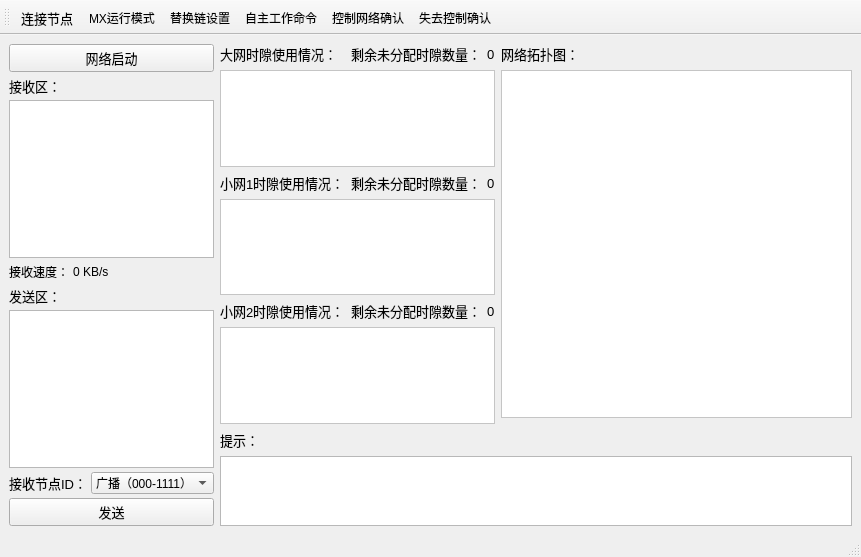
hym20020212/TRCGM_project, file XYnetwork_PC/mainwindow.ui: the form before one commit.
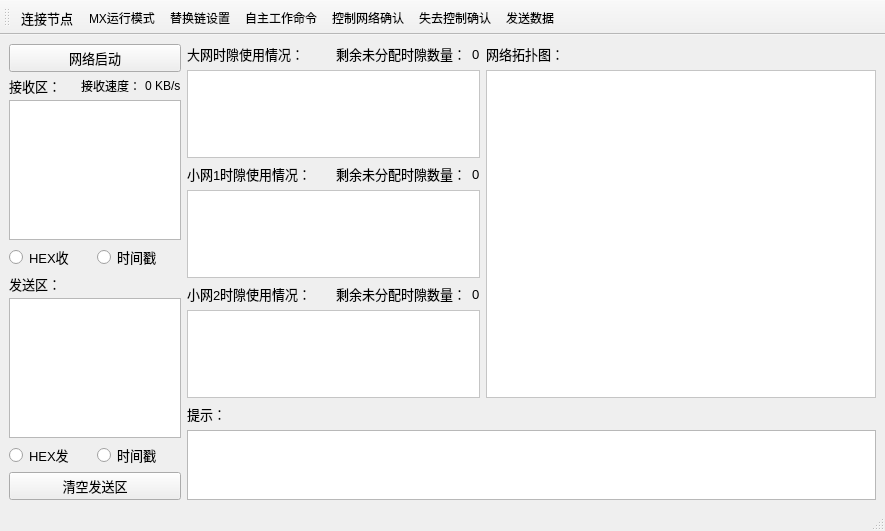
The form after the commit. Icons and pictures are not drawn.

What changed in the file:
```diff
--- a/XYnetwork_PC/mainwindow.ui
+++ b/XYnetwork_PC/mainwindow.ui
@@ -6,17 +6,17 @@
    <rect>
     <x>0</x>
     <y>0</y>
-    <width>861</width>
-    <height>557</height>
+    <width>885</width>
+    <height>531</height>
    </rect>
   </property>
   <property name="windowTitle">
    <string>XY网络上位机</string>
   </property>
   <widget class="QWidget" name="centralwidget">
-   <layout class="QHBoxLayout" name="horizontalLayout_9">
+   <layout class="QVBoxLayout" name="verticalLayout_4">
     <item>
-     <layout class="QHBoxLayout" name="horizontalLayout_8" stretch="1,6">
+     <layout class="QHBoxLayout" name="horizontalLayout_4" stretch="1,4">
       <item>
        <layout class="QVBoxLayout" name="verticalLayout_8">
         <property name="spacing">
@@ -37,6 +37,8 @@
         <item>
          <layout class="QVBoxLayout" name="verticalLayout">
           <item>
+           <layout class="QHBoxLayout" name="horizontalLayout_6">
+            <item>
            <widget class="QLabel" name="recv_label">
             <property name="font">
              <font>
@@ -49,11 +51,6 @@
            </widget>
           </item>
           <item>
-           <widget class="QPlainTextEdit" name="sendlogTextEdit"/>
-          </item>
-         </layout>
-        </item>
-        <item>
          <layout class="QHBoxLayout" name="horizontalLayout_5">
           <item>
            <widget class="QLabel" name="label_9">
@@ -69,18 +66,48 @@
             </property>
            </widget>
           </item>
+             </layout>
+            </item>
+           </layout>
+          </item>
           <item>
-           <spacer name="horizontalSpacer_4">
-            <property name="orientation">
-             <enum>Qt::Orientation::Horizontal</enum>
-            </property>
-            <property name="sizeHint" stdset="0">
-             <size>
-              <width>40</width>
-              <height>20</height>
-             </size>
-            </property>
-           </spacer>
+           <widget class="QPlainTextEdit" name="recvlogTextEdit"/>
+          </item>
+         </layout>
+        </item>
+        <item>
+         <layout class="QHBoxLayout" name="horizontalLayout_11">
+          <item>
+           <layout class="QHBoxLayout" name="horizontalLayout_8">
+            <item>
+             <widget class="QRadioButton" name="checkBoxHexR">
+              <property name="font">
+               <font>
+                <pointsize>10</pointsize>
+               </font>
+              </property>
+              <property name="text">
+               <string>HEX收</string>
+              </property>
+             </widget>
+            </item>
+           </layout>
+          </item>
+          <item>
+           <layout class="QHBoxLayout" name="horizontalLayout_9">
+            <item>
+             <widget class="QRadioButton" name="RecTimeZone">
+              <property name="font">
+               <font>
+                <pointsize>10</pointsize>
+               </font>
+              </property>
+              <property name="text">
+               <string>时间戳</string>
+              </property>
+             </widget>
+            </item>
+           </layout>
           </item>
          </layout>
         </item>
@@ -99,98 +126,32 @@
            </widget>
           </item>
           <item>
-           <widget class="QPlainTextEdit" name="recvlogTextEdit"/>
+           <widget class="QPlainTextEdit" name="sendlogTextEdit"/>
           </item>
-         </layout>
-        </item>
         <item>
-         <layout class="QHBoxLayout" name="horizontalLayout_4">
+           <layout class="QHBoxLayout" name="horizontalLayout_10">
           <item>
-           <widget class="QLabel" name="label_7">
+             <widget class="QRadioButton" name="checkBoxHexS">
             <property name="font">
              <font>
               <pointsize>10</pointsize>
              </font>
             </property>
             <property name="text">
-             <string>接收节点ID：</string>
+               <string>HEX发</string>
             </property>
            </widget>
           </item>
           <item>
-           <layout class="QHBoxLayout" name="horizontalLayout_6">
-            <item>
-             <widget class="QComboBox" name="nodeID_comboBox">
-              <item>
-               <property name="text">
-                <string>广播（000-1111）</string>
-               </property>
-              </item>
-              <item>
+             <widget class="QRadioButton" name="SendTimeZone">
+              <property name="font">
+               <font>
+                <pointsize>10</pointsize>
+               </font>
+              </property>
                <property name="text">
-                <string>MX（000-0000）</string>
-               </property>
-              </item>
-              <item>
-               <property name="text">
-                <string>GZ1（001-0000）</string>
-               </property>
-              </item>
-              <item>
-               <property name="text">
-                <string>GZ2（001-0001）</string>
-               </property>
-              </item>
-              <item>
-               <property name="text">
-                <string>BY1（010-0000）</string>
-               </property>
-              </item>
-              <item>
-               <property name="text">
-                <string>BY2（010-0001）</string>
-               </property>
-              </item>
-              <item>
-               <property name="text">
-                <string>BY3（010-0010)</string>
-               </property>
-              </item>
-              <item>
-               <property name="text">
-                <string>BY4（010-0011）</string>
-               </property>
-              </item>
-              <item>
-               <property name="text">
-                <string>BY5（010-0100）</string>
-               </property>
-              </item>
-              <item>
-               <property name="text">
-                <string>BY6（010-0101）</string>
-               </property>
-              </item>
-              <item>
-               <property name="text">
-                <string>ZJ0（011-0000）</string>
-               </property>
-              </item>
-              <item>
-               <property name="text">
-                <string>ZJ1（011-0001）</string>
-               </property>
-              </item>
-              <item>
-               <property name="text">
-                <string>ZJ2（011-0010）</string>
-               </property>
-              </item>
-              <item>
-               <property name="text">
-                <string>ZJ3（011-0011）</string>
-               </property>
-              </item>
+               <string>时间戳</string>
+              </property>
              </widget>
             </item>
            </layout>
@@ -198,14 +159,14 @@
          </layout>
         </item>
         <item>
-         <widget class="QPushButton" name="senddata_pushButton">
+         <widget class="QPushButton" name="senddataclear_pushButton">
           <property name="font">
            <font>
             <pointsize>10</pointsize>
            </font>
           </property>
           <property name="text">
-           <string>发送</string>
+           <string>清空发送区</string>
           </property>
          </widget>
         </item>
@@ -218,7 +179,9 @@
           <item>
            <layout class="QVBoxLayout" name="verticalLayout_7">
             <item>
-             <layout class="QVBoxLayout" name="verticalLayout_4">
+             <layout class="QVBoxLayout" name="verticalLayout_slot" stretch="1,1,1">
+              <item>
+               <layout class="QVBoxLayout" name="verticalLayout_slot_1">
               <item>
                <layout class="QHBoxLayout" name="horizontalLayout">
                 <item>
@@ -272,10 +235,6 @@
                 </item>
                </layout>
               </item>
-             </layout>
-            </item>
-            <item>
-             <layout class="QVBoxLayout" name="verticalLayout_5">
               <item>
                <widget class="QGraphicsView" name="slotcasemain_View">
                 <property name="minimumSize">
@@ -332,6 +291,10 @@
                 </property>
                </widget>
               </item>
+               </layout>
+              </item>
+              <item>
+               <layout class="QVBoxLayout" name="verticalLayout_slot_2">
               <item>
                <layout class="QHBoxLayout" name="horizontalLayout_2">
                 <item>
@@ -435,11 +398,10 @@
                 </property>
                </widget>
               </item>
-              <item>
-               <layout class="QVBoxLayout" name="verticalLayout_9"/>
+               </layout>
               </item>
               <item>
-               <layout class="QVBoxLayout" name="verticalLayout_6">
+               <layout class="QVBoxLayout" name="verticalLayout_slot_3">
                 <item>
                  <layout class="QHBoxLayout" name="horizontalLayout_3">
                   <item>
@@ -613,9 +575,6 @@
               </property>
              </widget>
             </item>
-            <item>
-             <widget class="QWidget" name="legendWidget" native="true"/>
-            </item>
            </layout>
           </item>
          </layout>
@@ -650,7 +609,7 @@
     <rect>
      <x>0</x>
      <y>0</y>
-     <width>861</width>
+     <width>885</width>
      <height>18</height>
     </rect>
    </property>
@@ -681,6 +640,7 @@
    <addaction name="actionSelfwork"/>
    <addaction name="actionControl"/>
    <addaction name="actionLostcontrol"/>
+   <addaction name="actionSendData"/>
   </widget>
   <action name="actionConnect">
    <property name="icon">
@@ -774,6 +734,21 @@
     <enum>QAction::MenuRole::TextHeuristicRole</enum>
    </property>
   </action>
+  <action name="actionSendData">
+   <property name="icon">
+    <iconset resource="images.qrc">
+     <normaloff>:/new/prefix1/image/edit.png</normaloff>:/new/prefix1/image/edit.png</iconset>
+   </property>
+   <property name="text">
+    <string>发送数据</string>
+   </property>
+   <property name="toolTip">
+    <string>发送数据</string>
+   </property>
+   <property name="menuRole">
+    <enum>QAction::MenuRole::TextHeuristicRole</enum>
+   </property>
+  </action>
  </widget>
  <resources>
   <include location="images.qrc"/>
```
Lines whose indentation alone changed are shown as unchanged.
